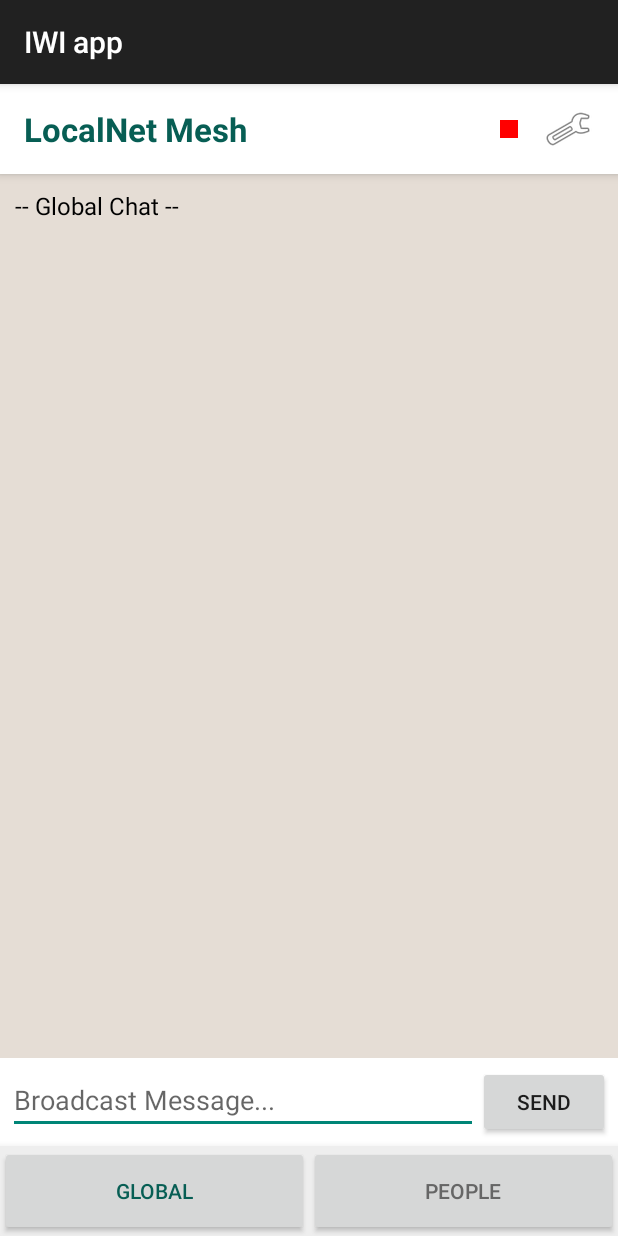
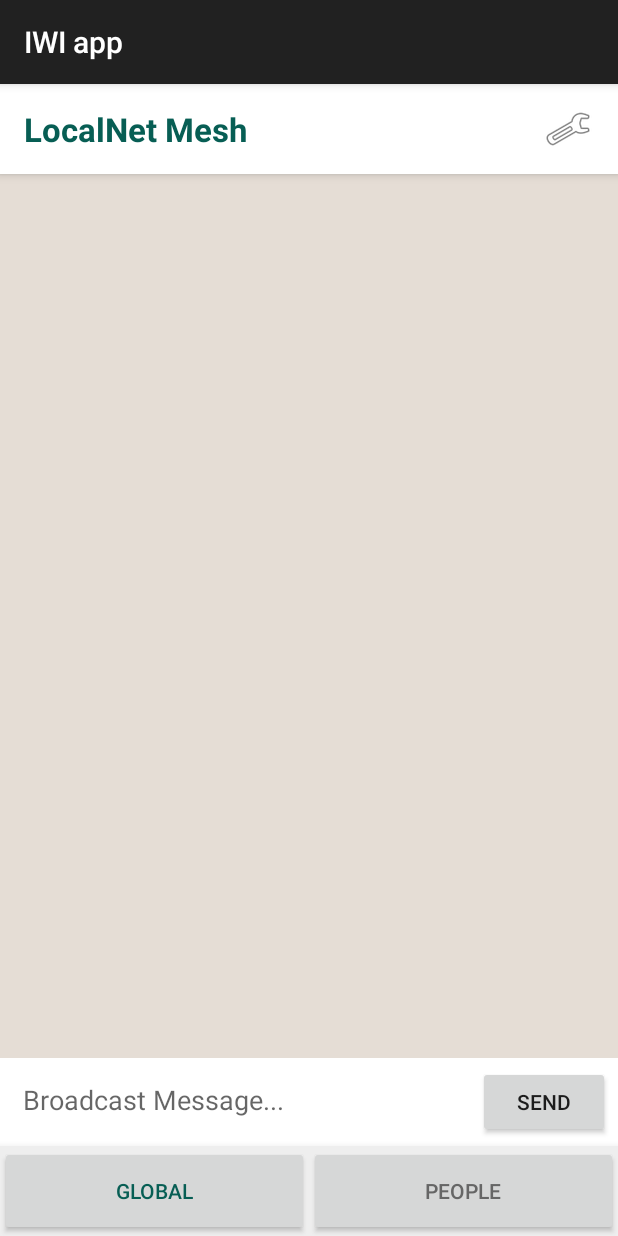
Before and after one commit to divyanshudata/Sampark_app, an Android app: the screen it shows after launch (MainActivity), on a phone screen of 412 x 824 dp. Run offline under Robolectric (Android 15) with nearby library versions, the phone set to English and light mode, and no system bars; libraries missing offline, so code that uses them is left out: com.google.android.gms.

Commit message:
text with box like whatsaap

```diff
--- a/app/src/main/java/com/example/iwiapp/MainActivity.kt
+++ b/app/src/main/java/com/example/iwiapp/MainActivity.kt
@@ -8,35 +8,50 @@ import android.graphics.Color
 import android.net.Uri
 import android.os.Build
 import android.os.Bundle
+import android.view.LayoutInflater
+import android.view.Menu
 import android.view.MenuItem
 import android.view.View
+import android.view.ViewGroup
+import android.view.inputmethod.InputMethodManager
 import android.widget.*
 import androidx.activity.result.contract.ActivityResultContracts
 import androidx.appcompat.app.AlertDialog
 import androidx.appcompat.app.AppCompatActivity
-import androidx.appcompat.widget.PopupMenu // Required for the Settings Menu
+import androidx.appcompat.widget.PopupMenu
 import androidx.core.app.ActivityCompat
 import androidx.core.content.FileProvider
+import androidx.recyclerview.widget.LinearLayoutManager
+import androidx.recyclerview.widget.RecyclerView
 import com.google.android.gms.nearby.Nearby
 import com.google.android.gms.nearby.connection.*
 import java.io.File
 import java.nio.charset.StandardCharsets
+import java.text.SimpleDateFormat
+import java.util.Date
+import java.util.Locale
 import java.util.UUID
+
+// 🔴 DATA CLASS FOR MESSAGES
+data class Message(
+    val text: String,
+    val senderName: String,
+    val timestamp: String,
+    val isMine: Boolean
+)
 
 class MainActivity : AppCompatActivity() {
 
     // --- UI Variables ---
     lateinit var mainHeader: LinearLayout
     lateinit var bottomNav: LinearLayout
-    lateinit var statusIndicator: View
     lateinit var btnSettings: ImageButton
 
     // Tabs
     lateinit var tabChatLayout: LinearLayout
-    lateinit var receivedMessages: TextView
+    lateinit var globalChatRecyclerView: RecyclerView // 🔴 Changed
     lateinit var inputMessage: EditText
     lateinit var btnSend: Button
-    lateinit var messageScrollView: ScrollView
     lateinit var tabPeopleLayout: LinearLayout
     lateinit var peersListView: ListView
     lateinit var navChat: Button
@@ -45,12 +60,11 @@ class MainActivity : AppCompatActivity() {
     // Private Chat
     lateinit var layoutPrivateChat: LinearLayout
     lateinit var txtPrivateChatName: TextView
-    lateinit var txtPrivateMessages: TextView
+    lateinit var privateChatRecyclerView: RecyclerView // 🔴 Changed
     lateinit var inputPrivateMessage: EditText
     lateinit var btnPrivateSend: Button
     lateinit var btnBackFromPrivate: Button
     lateinit var btnPrivatePhoto: Button
-    lateinit var privateScrollView: ScrollView
 
     // --- Logic Variables ---
     val STRATEGY = Strategy.P2P_CLUSTER
@@ -67,11 +81,18 @@ class MainActivity : AppCompatActivity() {
     // File Handling
     val incomingFilePayloads = mutableMapOf<Long, File>()
 
+    // 🔴 RECYCLERVIEW ADAPTERS
+    lateinit var globalChatAdapter: MessageAdapter
+    val globalMessagesList = mutableListOf<Message>()
+    lateinit var privateChatAdapter: MessageAdapter
+    val privateMessagesList = mutableListOf<Message>()
+
     override fun onCreate(savedInstanceState: Bundle?) {
         super.onCreate(savedInstanceState)
         setContentView(R.layout.activity_main)
 
         bindViews()
+        setupRecyclerViews() // 🔴 Initialize Adapters
 
         peersAdapter = ArrayAdapter(this, android.R.layout.simple_list_item_1, peersList)
         peersListView.adapter = peersAdapter
@@ -81,20 +102,14 @@ class MainActivity : AppCompatActivity() {
         val savedName = prefs.getString("username", null)
 
         if (savedName != null) {
-            // Already logged in -> Start connecting
             myNickname = savedName
             checkPermissionsAndStart()
         } else {
-            // No name saved -> Show Popup Input
             showNameInputDialog(false)
         }
 
-        // 2. SETTINGS BUTTON (The Gear Icon)
-        btnSettings.setOnClickListener { view ->
-            showSettingsMenu(view)
-        }
-
-        // 3. NAVIGATION LISTENERS
+        // 2. BUTTON LISTENERS
+        btnSettings.setOnClickListener { view -> showSettingsMenu(view) }
         navChat.setOnClickListener { switchToTab("GLOBAL") }
         navPeople.setOnClickListener { switchToTab("PEOPLE") }
 
@@ -133,12 +148,25 @@ class MainActivity : AppCompatActivity() {
         }
     }
 
-    // 🔴 NEW: SHOW SETTINGS MENU
+    // 🔴 SETUP RECYCLERVIEWS
+    private fun setupRecyclerViews() {
+        globalChatAdapter = MessageAdapter(globalMessagesList)
+        globalChatRecyclerView.layoutManager = LinearLayoutManager(this)
+        globalChatRecyclerView.adapter = globalChatAdapter
+
+        privateChatAdapter = MessageAdapter(privateMessagesList)
+        privateChatRecyclerView.layoutManager = LinearLayoutManager(this)
+        privateChatRecyclerView.adapter = privateChatAdapter
+    }
+
+    // 🔴 HELPER FOR TIME
+    private fun getCurrentTime(): String {
+        return SimpleDateFormat("h:mm a", Locale.getDefault()).format(Date())
+    }
+
     private fun showSettingsMenu(view: View) {
         val popup = PopupMenu(this, view)
-        // We inflate the XML menu we created earlier
         popup.menuInflater.inflate(R.menu.top_menu, popup.menu)
-
         popup.setOnMenuItemClickListener { item ->
             when (item.itemId) {
                 R.id.action_user_details -> {
@@ -149,50 +177,31 @@ class MainActivity : AppCompatActivity() {
                         .show()
                     true
                 }
-                R.id.action_change_name -> {
-                    showNameInputDialog(true) // Force change
-                    true
-                }
-                R.id.action_logout -> {
-                    logout()
-                    true
-                }
+                R.id.action_change_name -> { showNameInputDialog(true); true }
+                R.id.action_logout -> { logout(); true }
                 else -> false
             }
         }
         popup.show()
     }
 
-    // 🔴 NEW: NAME INPUT DIALOG (Replaces the old Login Screen)
     private fun showNameInputDialog(isChanging: Boolean) {
         val input = EditText(this)
         input.hint = "Enter your display name"
-
-        val title = if (isChanging) "Change Name" else "Welcome to LocalNet"
-        val message = if (isChanging) "Enter new name:" else "Please enter your name to join the mesh."
-
         AlertDialog.Builder(this)
-            .setTitle(title)
-            .setMessage(message)
+            .setTitle(if (isChanging) "Change Name" else "Welcome")
+            .setMessage("Enter name to join mesh:")
             .setView(input)
-            .setCancelable(false) // User MUST enter a name
+            .setCancelable(false)
             .setPositiveButton("Save") { _, _ ->
                 val name = input.text.toString()
                 if (name.isNotEmpty()) {
-                    val prefs = getSharedPreferences("LocalNetPrefs", Context.MODE_PRIVATE)
-                    prefs.edit().putString("username", name).apply()
+                    getSharedPreferences("LocalNetPrefs", Context.MODE_PRIVATE).edit().putString("username", name).apply()
                     myNickname = name
-
-                    if (isChanging) {
-                        // If changing, restart connection to broadcast new name
-                        logout() // Clears old connection
-                        checkPermissionsAndStart() // Starts new one
-                    } else {
-                        checkPermissionsAndStart()
-                    }
+                    if (isChanging) { logout(); checkPermissionsAndStart() } else { checkPermissionsAndStart() }
                 } else {
                     Toast.makeText(this, "Name cannot be empty", Toast.LENGTH_SHORT).show()
-                    showNameInputDialog(isChanging) // Show again
+                    showNameInputDialog(isChanging)
                 }
             }
             .show()
@@ -204,33 +213,28 @@ class MainActivity : AppCompatActivity() {
         Nearby.getConnectionsClient(this).stopAllEndpoints()
         connectedDevices.clear()
         updatePeersListUI()
-        statusIndicator.setBackgroundColor(Color.RED)
+        Toast.makeText(this, "Logged Out", Toast.LENGTH_SHORT).show()
     }
-
-    // --- REST OF THE LOGIC (Same as before) ---
 
     private fun bindViews() {
         mainHeader = findViewById(R.id.mainHeader)
-        statusIndicator = findViewById(R.id.statusIndicator)
         btnSettings = findViewById(R.id.btnSettings)
         bottomNav = findViewById(R.id.bottomNav)
         tabChatLayout = findViewById(R.id.tabChatLayout)
-        receivedMessages = findViewById(R.id.receivedMessages)
+        globalChatRecyclerView = findViewById(R.id.globalChatRecyclerView)
         inputMessage = findViewById(R.id.inputMessage)
         btnSend = findViewById(R.id.btnSend)
-        messageScrollView = findViewById(R.id.messageScrollView)
         tabPeopleLayout = findViewById(R.id.tabPeopleLayout)
         peersListView = findViewById(R.id.peersListView)
         navChat = findViewById(R.id.navChat)
         navPeople = findViewById(R.id.navPeople)
         layoutPrivateChat = findViewById(R.id.layoutPrivateChat)
         txtPrivateChatName = findViewById(R.id.txtPrivateChatName)
-        txtPrivateMessages = findViewById(R.id.txtPrivateMessages)
+        privateChatRecyclerView = findViewById(R.id.privateChatRecyclerView)
         inputPrivateMessage = findViewById(R.id.inputPrivateMessage)
         btnPrivateSend = findViewById(R.id.btnPrivateSend)
         btnBackFromPrivate = findViewById(R.id.btnBackFromPrivate)
         btnPrivatePhoto = findViewById(R.id.btnPrivatePhoto)
-        privateScrollView = findViewById(R.id.privateScrollView)
     }
 
     private fun switchToTab(tab: String) {
@@ -254,19 +258,19 @@ class MainActivity : AppCompatActivity() {
         mainHeader.visibility = View.GONE
         bottomNav.visibility = View.GONE
         txtPrivateChatName.text = name
-        txtPrivateMessages.text = "-- Chat with $name --"
+        // Clear private list when opening new chat
+        privateMessagesList.clear()
+        privateChatAdapter.notifyDataSetChanged()
     }
 
     private fun updatePeersListUI() {
         peersList.clear()
         if (connectedDevices.isEmpty()) {
             peersList.add("No neighbors found.")
-            statusIndicator.setBackgroundColor(Color.RED)
         } else {
             for ((_, name) in connectedDevices) {
                 peersList.add("👤 $name")
             }
-            statusIndicator.setBackgroundColor(Color.GREEN)
         }
         peersAdapter.notifyDataSetChanged()
     }
@@ -275,9 +279,12 @@ class MainActivity : AppCompatActivity() {
         val messageId = UUID.randomUUID().toString()
         val fullPayload = "$messageId:$myNickname:$target:$msgText"
         seenMessages.add(messageId)
-        if (target == "ALL") appendGlobalMessage("Me: $msgText")
-        else if (currentChatPartnerName == target) appendPrivateMessage("Me: $msgText")
-        else appendGlobalMessage("Me (to $target): $msgText")
+
+        // 🔴 ADD TO MY OWN SCREEN AS "SENT"
+        val newMessage = Message(msgText, "Me", getCurrentTime(), true)
+        if (target == "ALL") appendGlobalMessage(newMessage)
+        else if (currentChatPartnerName == target) appendPrivateMessage(newMessage)
+
         sendPayloadBytes(fullPayload)
     }
 
@@ -288,21 +295,22 @@ class MainActivity : AppCompatActivity() {
         }
     }
 
-    private fun appendGlobalMessage(text: String) {
+    // 🔴 UPDATED APPEND FUNCTIONS TO USE ADAPTER
+    private fun appendGlobalMessage(message: Message) {
         runOnUiThread {
-            receivedMessages.append("\n$text")
-            messageScrollView.post { messageScrollView.fullScroll(View.FOCUS_DOWN) }
+            globalMessagesList.add(message)
+            globalChatAdapter.notifyItemInserted(globalMessagesList.size - 1)
+            globalChatRecyclerView.scrollToPosition(globalMessagesList.size - 1)
         }
     }
 
-    private fun appendPrivateMessage(text: String) {
+    private fun appendPrivateMessage(message: Message) {
         runOnUiThread {
-            txtPrivateMessages.append("\n$text")
-            privateScrollView.post { privateScrollView.fullScroll(View.FOCUS_DOWN) }
+            privateMessagesList.add(message)
+            privateChatAdapter.notifyItemInserted(privateMessagesList.size - 1)
+            privateChatRecyclerView.scrollToPosition(privateMessagesList.size - 1)
         }
     }
-
-    // --- CALLBACKS & FILE HANDLING ---
 
     val pickMedia = registerForActivityResult(ActivityResultContracts.PickVisualMedia()) { uri ->
         if (uri != null) sendImage(uri)
@@ -317,7 +325,7 @@ class MainActivity : AppCompatActivity() {
                 processAndSendMessage("FILE_NAME:$fileName", currentChatPartnerName ?: "ALL")
                 if (connectedDevices.isNotEmpty()) {
                     Nearby.getConnectionsClient(this).sendPayload(connectedDevices.keys.toList(), filePayload)
-                    val msg = "Me: 📤 Sending Photo..."
+                    val msg = Message("📤 Sending Photo...", "Me", getCurrentTime(), true)
                     if (currentChatPartnerName != null) appendPrivateMessage(msg) else appendGlobalMessage(msg)
                 }
             }
@@ -363,12 +371,17 @@ class MainActivity : AppCompatActivity() {
 
             if (actualMessage.startsWith("FILE_NAME:")) return
 
-            if (targetName == "ALL") appendGlobalMessage("$senderName: $actualMessage")
+            // 🔴 CREATE RECEIVED MESSAGE OBJECT
+            val newMessage = Message(actualMessage, senderName, getCurrentTime(), false)
+
+            if (targetName == "ALL") appendGlobalMessage(newMessage)
             else if (targetName == myNickname) {
-                if (currentChatPartnerName == senderName) appendPrivateMessage("$senderName: $actualMessage")
+                if (currentChatPartnerName == senderName) appendPrivateMessage(newMessage)
                 else {
-                    appendGlobalMessage("🔴 PRIVATE from $senderName: $actualMessage")
-                    Toast.makeText(this, "New Private Message from $senderName", Toast.LENGTH_SHORT).show()
+                    // Show notification for private message not in current chat
+                    runOnUiThread { Toast.makeText(this, "Private from $senderName", Toast.LENGTH_SHORT).show() }
+                    // Optionally add to global as well with a marker
+                    appendGlobalMessage(Message("🔒 Private from $senderName", senderName, getCurrentTime(), false))
                 }
             }
         }
@@ -379,16 +392,8 @@ class MainActivity : AppCompatActivity() {
         val destFile = File(getExternalFilesDir(null), newFileName)
         try {
             tempFile.renameTo(destFile)
-            runOnUiThread {
-                val msg = "📷 PHOTO RECEIVED! Saved."
-                if (currentChatPartnerName != null) appendPrivateMessage(msg) else appendGlobalMessage(msg)
-                AlertDialog.Builder(this)
-                    .setTitle("New Photo!")
-                    .setMessage("View now?")
-                    .setPositiveButton("View") { _, _ -> openFile(destFile) }
-                    .setNegativeButton("Close", null)
-                    .show()
-            }
+            val msg = Message("📷 Photo received. Tap settings to view.", "System", getCurrentTime(), false)
+            if (currentChatPartnerName != null) appendPrivateMessage(msg) else appendGlobalMessage(msg)
         } catch (e: Exception) { }
     }
 
@@ -444,3 +449,41 @@ class MainActivity : AppCompatActivity() {
         }, DiscoveryOptions.Builder().setStrategy(STRATEGY).build())
     }
 }
+
+// 🔴 MESSAGE ADAPTER CLASS (ADD THIS AT THE BOTTOM OF THE FILE, OUTSIDE MainActivity)
+class MessageAdapter(private val messages: List<Message>) : RecyclerView.Adapter<MessageAdapter.MessageViewHolder>() {
+
+    class MessageViewHolder(view: View) : RecyclerView.ViewHolder(view) {
+        val layoutReceived: LinearLayout = view.findViewById(R.id.layoutReceived)
+        val txtReceivedBody: TextView = view.findViewById(R.id.txtReceivedBody)
+        val txtReceivedTime: TextView = view.findViewById(R.id.txtReceivedTime)
+        val layoutSent: LinearLayout = view.findViewById(R.id.layoutSent)
+        val txtSentBody: TextView = view.findViewById(R.id.txtSentBody)
+        val txtSentTime: TextView = view.findViewById(R.id.txtSentTime)
+    }
+
+    override fun onCreateViewHolder(parent: ViewGroup, viewType: Int): MessageViewHolder {
+        val view = LayoutInflater.from(parent.context).inflate(R.layout.item_message, parent, false)
+        return MessageViewHolder(view)
+    }
+
+    override fun onBindViewHolder(holder: MessageViewHolder, position: Int) {
+        val message = messages[position]
+        if (message.isMine) {
+            // Show SENT layout
+            holder.layoutSent.visibility = View.VISIBLE
+            holder.layoutReceived.visibility = View.GONE
+            holder.txtSentBody.text = message.text
+            holder.txtSentTime.text = message.timestamp
+        } else {
+            // Show RECEIVED layout
+            holder.layoutReceived.visibility = View.VISIBLE
+            holder.layoutSent.visibility = View.GONE
+            // Add sender name to received message
+            holder.txtReceivedBody.text = "${message.senderName}:\n${message.text}"
+            holder.txtReceivedTime.text = message.timestamp
+        }
+    }
+
+    override fun getItemCount() = messages.size
+}
--- a/app/src/main/res/layout/activity_main.xml
+++ b/app/src/main/res/layout/activity_main.xml
@@ -25,12 +25,7 @@
             android:textStyle="bold"
             android:textColor="#075E54"/>
 
-        <View
-            android:id="@+id/statusIndicator"
-            android:layout_width="12dp"
-            android:layout_height="12dp"
-            android:background="#FF0000"
-            android:layout_marginEnd="15dp"/> <ImageButton
+        <ImageButton
             android:id="@+id/btnSettings"
             android:layout_width="35dp"
             android:layout_height="35dp"
@@ -49,23 +44,16 @@
             android:layout_width="match_parent"
             android:layout_height="match_parent"
             android:orientation="vertical"
-            android:visibility="visible">
+            android:visibility="visible"
+            android:background="#E5DDD5">
 
-            <ScrollView
-                android:id="@+id/messageScrollView"
+            <androidx.recyclerview.widget.RecyclerView
+                android:id="@+id/globalChatRecyclerView"
                 android:layout_width="match_parent"
                 android:layout_height="0dp"
                 android:layout_weight="1"
-                android:padding="10dp"
-                android:background="#E5DDD5">
-                <TextView
-                    android:id="@+id/receivedMessages"
-                    android:layout_width="match_parent"
-                    android:layout_height="wrap_content"
-                    android:text="-- Global Chat --"
-                    android:textColor="#000000"
-                    android:textSize="16sp"/>
-            </ScrollView>
+                android:padding="8dp"
+                android:clipToPadding="false"/>
 
             <LinearLayout
                 android:layout_width="match_parent"
@@ -78,12 +66,15 @@
                     android:layout_width="0dp"
                     android:layout_height="wrap_content"
                     android:layout_weight="1"
-                    android:hint="Broadcast Message..."/>
+                    android:hint="Broadcast Message..."
+                    android:padding="10dp"
+                    android:background="@android:color/transparent"/>
                 <Button
                     android:id="@+id/btnSend"
                     android:layout_width="wrap_content"
                     android:layout_height="wrap_content"
-                    android:text="Send"/>
+                    android:text="Send"
+                    android:layout_gravity="center_vertical"/>
             </LinearLayout>
         </LinearLayout>
 
@@ -145,39 +136,36 @@
                     android:layout_marginLeft="10dp"/>
             </LinearLayout>
 
-            <ScrollView
-                android:id="@+id/privateScrollView"
+            <androidx.recyclerview.widget.RecyclerView
+                android:id="@+id/privateChatRecyclerView"
                 android:layout_width="match_parent"
                 android:layout_height="0dp"
                 android:layout_weight="1"
-                android:padding="10dp">
-                <TextView
-                    android:id="@+id/txtPrivateMessages"
-                    android:layout_width="match_parent"
-                    android:layout_height="wrap_content"
-                    android:text=""
-                    android:textColor="#000000"
-                    android:textSize="16sp"/>
-            </ScrollView>
+                android:padding="8dp"
+                android:clipToPadding="false"/>
 
             <LinearLayout
                 android:layout_width="match_parent"
                 android:layout_height="wrap_content"
                 android:orientation="horizontal"
                 android:padding="5dp"
-                android:background="#FFFFFF">
+                android:background="#FFFFFF"
+                android:gravity="center_vertical">
                 <Button
                     android:id="@+id/btnPrivatePhoto"
                     android:layout_width="50dp"
                     android:layout_height="wrap_content"
                     android:text="+"
-                    android:backgroundTint="#FF9800"/>
+                    android:backgroundTint="#FF9800"
+                    android:layout_marginEnd="5dp"/>
                 <EditText
                     android:id="@+id/inputPrivateMessage"
                     android:layout_width="0dp"
                     android:layout_height="wrap_content"
                     android:layout_weight="1"
-                    android:hint="Type private message..."/>
+                    android:hint="Type private message..."
+                    android:padding="10dp"
+                    android:background="@android:color/transparent"/>
                 <Button
                     android:id="@+id/btnPrivateSend"
                     android:layout_width="wrap_content"
```
Lines whose indentation alone changed are shown as unchanged.
